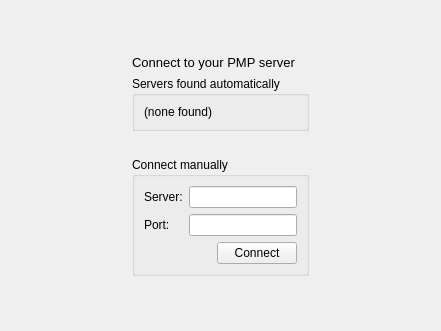
hyperquantum/PMP, file src/gui-remote/connectionwidget.ui: the form before one commit.
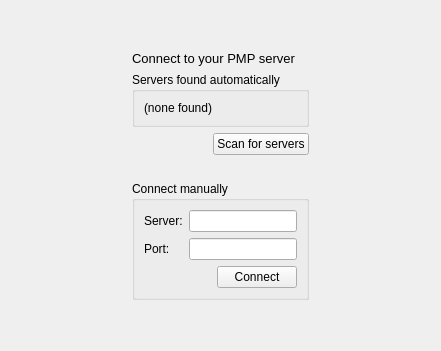
The form after the commit.

Commit message:
GUI Remote: add button "Scan for servers"
Add a button that allows the user to re-run server discovery.

This can be useful when the user starts the client and then realizes that
the server machine is sleeping and is not auto-detected. Without the new
button the user had to restart the client after waking up the server
machine, or connect to the server manually using its hostname or IP.

```diff
--- a/src/gui-remote/connectionwidget.ui
+++ b/src/gui-remote/connectionwidget.ui
@@ -7,7 +7,7 @@
     <x>0</x>
     <y>0</y>
     <width>441</width>
-    <height>331</height>
+    <height>351</height>
    </rect>
   </property>
   <property name="windowTitle">
@@ -40,7 +40,7 @@
      </property>
     </spacer>
    </item>
-   <item row="1" column="1" rowspan="2">
+   <item row="1" column="1">
     <layout class="QVBoxLayout" name="verticalLayout">
      <item>
       <widget class="QLabel" name="whichUserAreYouLabel">
@@ -71,6 +71,30 @@
        </layout>
       </widget>
      </item>
+     <item>
+      <layout class="QHBoxLayout" name="horizontalLayout">
+       <item>
+        <spacer name="horizontalSpacer_4">
+         <property name="orientation">
+          <enum>Qt::Horizontal</enum>
+         </property>
+         <property name="sizeHint" stdset="0">
+          <size>
+           <width>40</width>
+           <height>20</height>
+          </size>
+         </property>
+        </spacer>
+       </item>
+       <item>
+        <widget class="QPushButton" name="scanButton">
+         <property name="text">
+          <string>Scan for servers</string>
+         </property>
+        </widget>
+       </item>
+      </layout>
+     </item>
      <item>
       <spacer name="horizontalSpacer_3">
        <property name="orientation">
@@ -122,19 +146,6 @@
      </item>
     </layout>
    </item>
-   <item row="3" column="1">
-    <spacer name="verticalSpacer_2">
-     <property name="orientation">
-      <enum>Qt::Vertical</enum>
-     </property>
-     <property name="sizeHint" stdset="0">
-      <size>
-       <width>20</width>
-       <height>67</height>
-      </size>
-     </property>
-    </spacer>
-   </item>
    <item row="1" column="2">
     <spacer name="horizontalSpacer_2">
      <property name="orientation">
@@ -148,6 +159,19 @@
      </property>
     </spacer>
    </item>
+   <item row="2" column="1">
+    <spacer name="verticalSpacer_2">
+     <property name="orientation">
+      <enum>Qt::Vertical</enum>
+     </property>
+     <property name="sizeHint" stdset="0">
+      <size>
+       <width>20</width>
+       <height>67</height>
+      </size>
+     </property>
+    </spacer>
+   </item>
   </layout>
  </widget>
  <tabstops>
```
Left out of the diff: 2 changed lines with no effect on the pictures. The commit also changes 3 other files.
